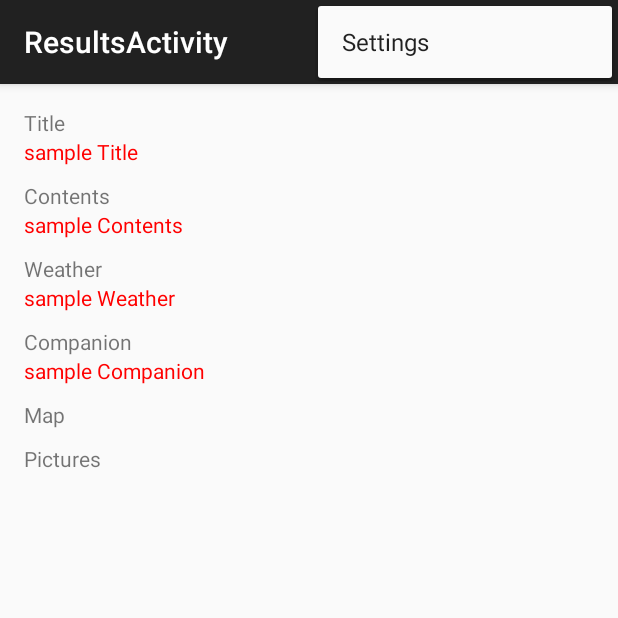
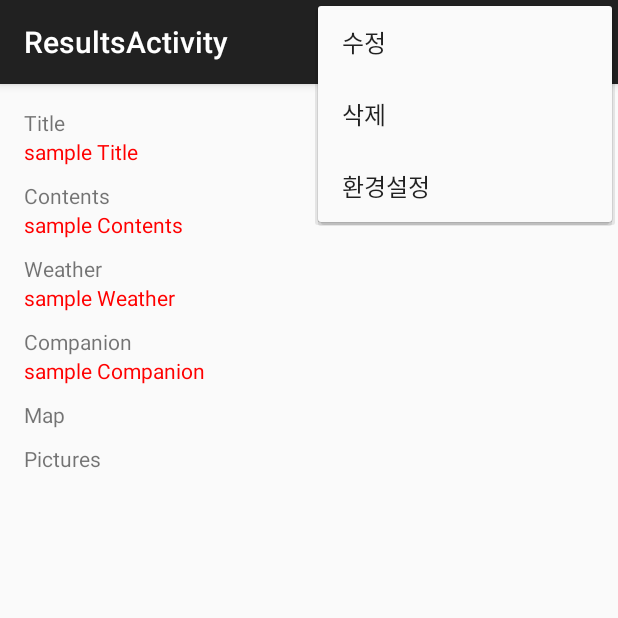
Before and after one commit to suwonsmartapp/TourList, an Android app: the ResultsActivity screen opened directly, with no data from a screen before it, with the options menu open, on a phone screen of 412 x 824 dp, the top half of it. Run offline under Robolectric (Android 15) with nearby library versions, the phone set to English and light mode, and no system bars.

Commit message:
첫번째화면,세번째화면 메뉴추가

```diff
--- a/app/src/main/res/menu/menu_results.xml
+++ b/app/src/main/res/menu/menu_results.xml
@@ -3,8 +3,22 @@
     xmlns:tools="http://schemas.android.com/tools"
     tools:context="com.suwonsmartapp.tourlist.ResultsActivity">
     <item
-        android:id="@+id/action_settings"
+        android:id="@+id/action_crystal"
         android:orderInCategory="100"
-        android:title="@string/action_settings"
+        android:title="수정"
         app:showAsAction="never" />
+
+    <item
+        android:id="@+id/action_deletion"
+        android:orderInCategory="101"
+        android:title="삭제"
+        app:showAsAction="never" />
+
+    <item
+        android:id="@+id/action_preferences"
+        android:orderInCategory="102"
+        android:title="환경설정"
+        app:showAsAction="never" />
+
+
 </menu>
```
Also changed, not shown: app/src/main/java/com/suwonsmartapp/tourlist/ResultsActivity.java (+28 -2 lines), app/src/main/java/com/suwonsmartapp/tourlist/list/ListActivity.java (+26 -3 lines), app/src/main/res/menu/menu_first.xml (added, +12 -0 lines).
